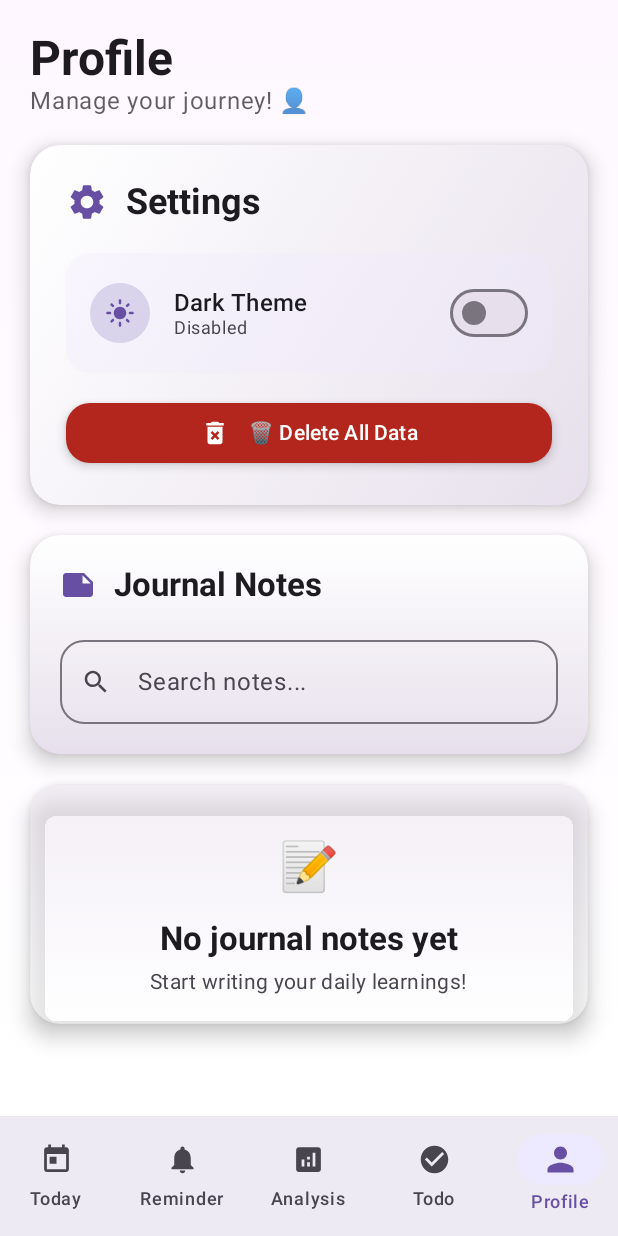
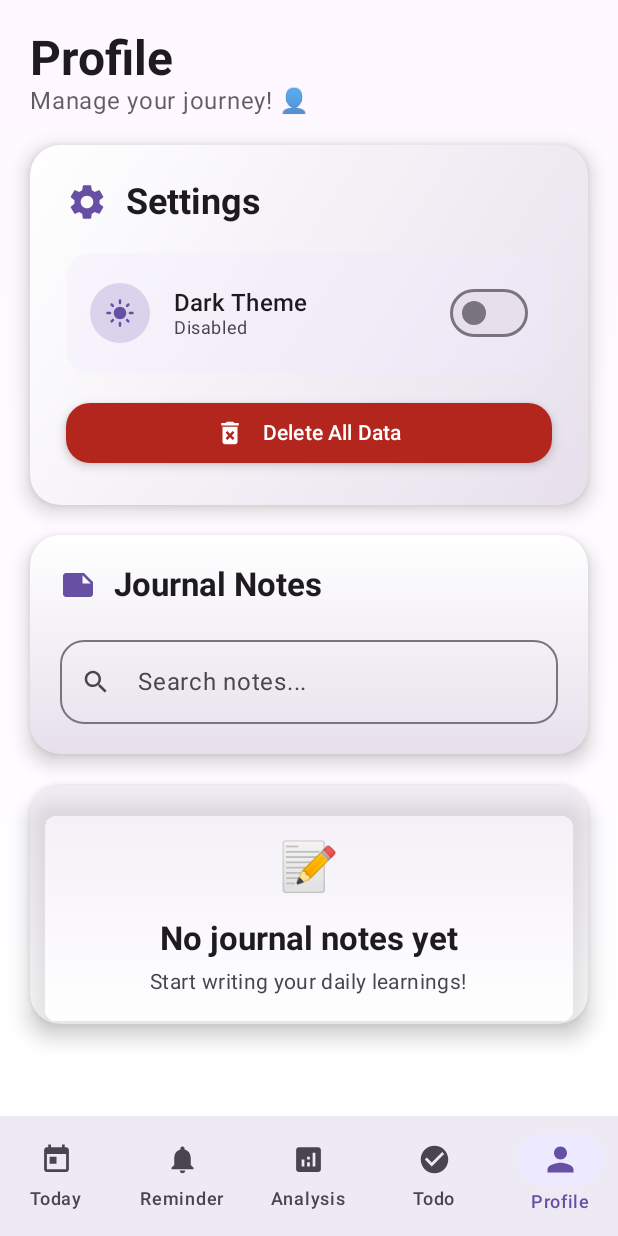
Before and after one commit to ramoliyaYug/grindLog, an Android app built with Jetpack Compose: the screen it shows after launch (MainActivity), item 5 of the bottom bar chosen, on a phone screen of 412 x 824 dp. Run offline under Robolectric (Android 15) with nearby library versions, the phone set to English and light mode, and no system bars; our stand-ins replace Dagger/Hilt's generated code, Room's generated code; 6 statements that could not run were skipped.

```diff
--- a/app/src/main/java/com/example/grindlog/presentation/components/PremiumSettingsCard.kt
+++ b/app/src/main/java/com/example/grindlog/presentation/components/PremiumSettingsCard.kt
@@ -14,6 +14,7 @@ import androidx.compose.ui.graphics.Brush
 import androidx.compose.ui.graphics.Color
 import androidx.compose.ui.text.font.FontWeight
 import androidx.compose.ui.unit.dp
+import androidx.compose.ui.unit.sp
 import com.example.grindlog.ui.theme.*
 
 @OptIn(ExperimentalMaterial3Api::class)
@@ -152,7 +153,7 @@ fun PremiumSettingsCard(
                     )
                     Spacer(modifier = Modifier.width(12.dp))
                     Text(
-                        "🗑️ Delete All Data",
+                        "Delete All Data",
                         style = MaterialTheme.typography.labelLarge,
                         fontWeight = FontWeight.SemiBold
                     )
```
Also changed, not shown: 3 other files.
